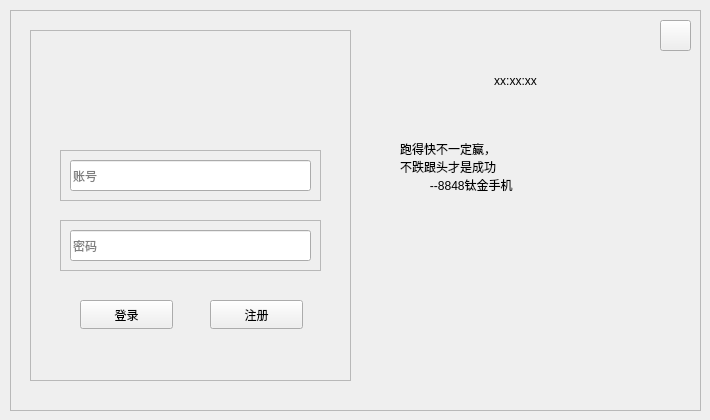
This is login.ui in duoaidaoc/word-memorize-software as Qt 5 draws it before an edit. The edited form follows.
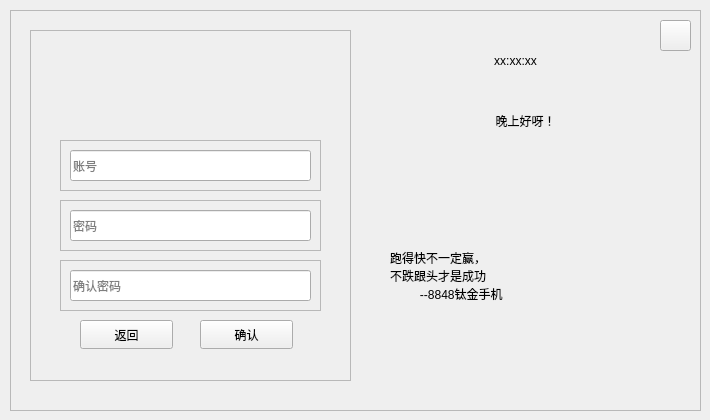
This is the edited form. The open tabs and pages were chosen to show the change.

Patch:
```diff
--- a/login.ui
+++ b/login.ui
@@ -43,24 +43,11 @@
     <property name="frameShadow">
      <enum>QFrame::Raised</enum>
     </property>
-    <widget class="QPushButton" name="pushButton">
-     <property name="geometry">
-      <rect>
-       <x>50</x>
-       <y>270</y>
-       <width>93</width>
-       <height>29</height>
-      </rect>
-     </property>
-     <property name="text">
-      <string>登录</string>
-     </property>
-    </widget>
     <widget class="QFrame" name="pwd_frame">
      <property name="geometry">
       <rect>
        <x>30</x>
-       <y>190</y>
+       <y>170</y>
        <width>261</width>
        <height>51</height>
       </rect>
@@ -95,7 +82,7 @@
      <property name="geometry">
       <rect>
        <x>30</x>
-       <y>120</y>
+       <y>110</y>
        <width>261</width>
        <height>51</height>
       </rect>
@@ -139,18 +126,109 @@
       <set>Qt::AlignCenter</set>
      </property>
     </widget>
-    <widget class="QPushButton" name="pushButton_2">
+    <widget class="QStackedWidget" name="stackedWidget">
      <property name="geometry">
       <rect>
-       <x>180</x>
-       <y>270</y>
-       <width>93</width>
-       <height>29</height>
+       <x>20</x>
+       <y>220</y>
+       <width>281</width>
+       <height>111</height>
       </rect>
      </property>
-     <property name="text">
-      <string>注册</string>
+     <property name="currentIndex">
+      <number>0</number>
      </property>
+     <widget class="QWidget" name="page_9">
+      <widget class="QPushButton" name="sig_button">
+       <property name="geometry">
+        <rect>
+         <x>20</x>
+         <y>10</y>
+         <width>93</width>
+         <height>29</height>
+        </rect>
+       </property>
+       <property name="text">
+        <string>登录</string>
+       </property>
+      </widget>
+      <widget class="QPushButton" name="reg_button">
+       <property name="geometry">
+        <rect>
+         <x>140</x>
+         <y>10</y>
+         <width>93</width>
+         <height>29</height>
+        </rect>
+       </property>
+       <property name="text">
+        <string>注册</string>
+       </property>
+      </widget>
+     </widget>
+     <widget class="QWidget" name="page_10">
+      <widget class="QFrame" name="chk_frame">
+       <property name="geometry">
+        <rect>
+         <x>10</x>
+         <y>10</y>
+         <width>261</width>
+         <height>51</height>
+        </rect>
+       </property>
+       <property name="frameShape">
+        <enum>QFrame::StyledPanel</enum>
+       </property>
+       <property name="frameShadow">
+        <enum>QFrame::Raised</enum>
+       </property>
+       <widget class="QLineEdit" name="chk_edit">
+        <property name="geometry">
+         <rect>
+          <x>10</x>
+          <y>10</y>
+          <width>241</width>
+          <height>31</height>
+         </rect>
+        </property>
+        <property name="inputMask">
+         <string/>
+        </property>
+        <property name="echoMode">
+         <enum>QLineEdit::Password</enum>
+        </property>
+        <property name="placeholderText">
+         <string>确认密码</string>
+        </property>
+       </widget>
+      </widget>
+      <widget class="QPushButton" name="ret_button">
+       <property name="geometry">
+        <rect>
+         <x>30</x>
+         <y>70</y>
+         <width>93</width>
+         <height>29</height>
+        </rect>
+       </property>
+       <property name="text">
+        <string>返回</string>
+       </property>
+      </widget>
+      <widget class="QPushButton" name="chk_button">
+       <property name="geometry">
+        <rect>
+         <x>150</x>
+         <y>70</y>
+         <width>93</width>
+         <height>29</height>
+        </rect>
+       </property>
+       <property name="text">
+        <string>确认</string>
+       </property>
+      </widget>
+     </widget>
     </widget>
    </widget>
    <widget class="QPushButton" name="close_button">
@@ -170,7 +248,7 @@
     <property name="geometry">
      <rect>
       <x>420</x>
-      <y>50</y>
+      <y>30</y>
       <width>171</width>
       <height>41</height>
      </rect>
@@ -185,10 +263,10 @@
    <widget class="QLabel" name="deco_label">
     <property name="geometry">
      <rect>
-      <x>390</x>
-      <y>130</y>
-      <width>271</width>
-      <height>201</height>
+      <x>380</x>
+      <y>170</y>
+      <width>291</width>
+      <height>191</height>
      </rect>
     </property>
     <property name="text">
@@ -197,7 +275,23 @@
          --8848钛金手机</string>
     </property>
     <property name="alignment">
-     <set>Qt::AlignLeading|Qt::AlignLeft|Qt::AlignTop</set>
+     <set>Qt::AlignLeading|Qt::AlignLeft|Qt::AlignVCenter</set>
+    </property>
+   </widget>
+   <widget class="QLabel" name="hello_label">
+    <property name="geometry">
+     <rect>
+      <x>430</x>
+      <y>90</y>
+      <width>171</width>
+      <height>41</height>
+     </rect>
+    </property>
+    <property name="text">
+     <string>晚上好呀！</string>
+    </property>
+    <property name="alignment">
+     <set>Qt::AlignCenter</set>
     </property>
    </widget>
   </widget>
```
Left out of the diff: 4 changed lines with no effect on the pictures.
